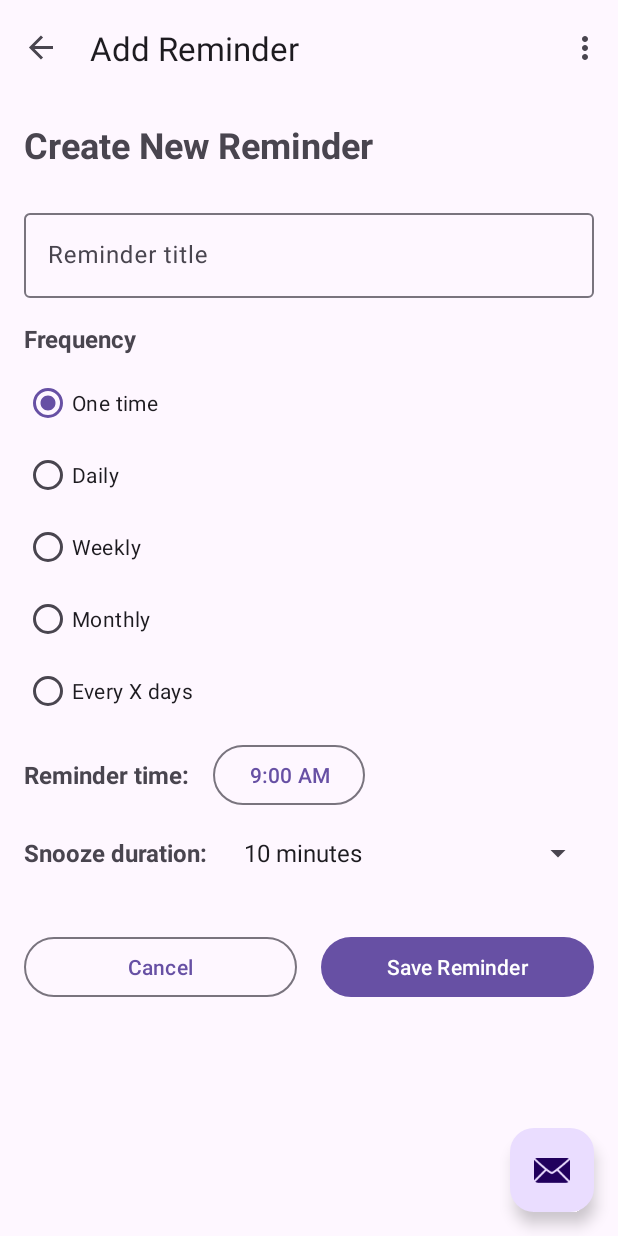
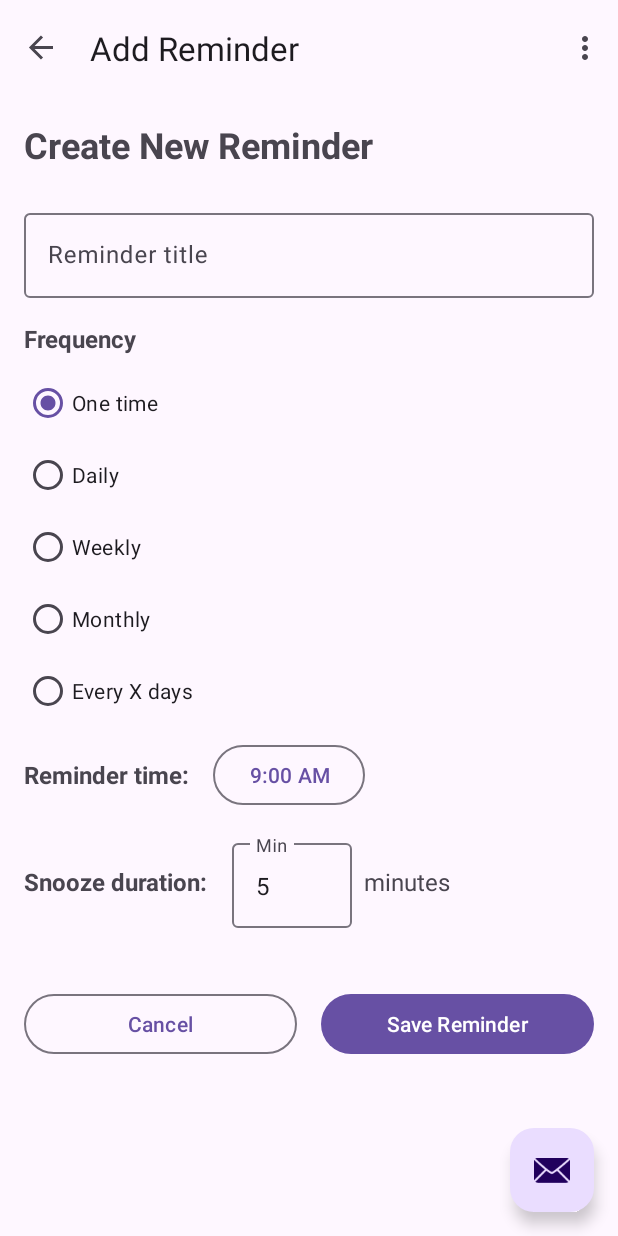
Before and after one commit to Achint-Agrawal/SimpleReminders, an Android app: the screen it shows after launch (MainActivity), after a tap on an icon or button, on a phone screen of 412 x 824 dp. Run offline under Robolectric (Android 15) with nearby library versions, the phone set to English and light mode, and no system bars; our stand-ins replace navigation-ui.

Commit message:
Update snooze functionality with custom input and app settings
- Change default snooze duration from 10 to 5 minutes
- Replace predefined snooze options with custom numeric input (1-999 minutes)
- Add SettingsActivity with preference screen for configuring default snooze duration
- Add SettingsManager to handle app preferences
- Remove SnoozeDuration enum in favor of flexible numeric input
- Update SecondFragment to use TextInputEditText for snooze duration
- Add settings menu navigation from MainActivity
- Update AndroidManifest.xml with new SettingsActivity
- Add androidx.preference.ktx dependency to build.gradle.kts
- Update REQUIREMENTS.md to reflect new snooze functionality requirements
- Update README.md to document custom snooze input and settings features

Features:
- Users can now input any snooze duration from 1 to 999 minutes
- App settings allow configuring default snooze duration
- Settings accessible via menu in main screen
- Validation ensures snooze duration is within valid range
- Backward compatibility maintained for existing reminders

```diff
--- a/app/build.gradle.kts
+++ b/app/build.gradle.kts
@@ -46,6 +46,7 @@ dependencies {
     implementation(libs.androidx.constraintlayout)
     implementation(libs.androidx.navigation.fragment.ktx)
     implementation(libs.androidx.navigation.ui.ktx)
+    implementation(libs.androidx.preference.ktx)
     implementation(libs.gson)
     testImplementation(libs.junit)
     androidTestImplementation(libs.androidx.junit)
--- a/app/src/main/AndroidManifest.xml
+++ b/app/src/main/AndroidManifest.xml
@@ -30,6 +30,12 @@
             </intent-filter>
         </activity>
 
+        <activity
+            android:name=".SettingsActivity"
+            android:exported="false"
+            android:parentActivityName=".MainActivity"
+            android:theme="@style/Theme.SimpleReminders" />
+
         <!-- Broadcast Receivers -->
         <receiver
             android:name=".ReminderBroadcastReceiver"
--- a/app/src/main/java/com/example/simplereminders/MainActivity.kt
+++ b/app/src/main/java/com/example/simplereminders/MainActivity.kt
@@ -1,6 +1,7 @@
 package com.example.simplereminders
 
 import android.Manifest
+import android.content.Intent
 import android.content.pm.PackageManager
 import android.os.Build
 import android.os.Bundle
@@ -65,7 +66,10 @@ class MainActivity : AppCompatActivity() {
         // automatically handle clicks on the Home/Up button, so long
         // as you specify a parent activity in AndroidManifest.xml.
         return when (item.itemId) {
-            R.id.action_settings -> true
+            R.id.action_settings -> {
+                startActivity(Intent(this, SettingsActivity::class.java))
+                true
+            }
             else -> super.onOptionsItemSelected(item)
         }
     }
--- a/app/src/main/java/com/example/simplereminders/Reminder.kt
+++ b/app/src/main/java/com/example/simplereminders/Reminder.kt
@@ -9,7 +9,7 @@ data class Reminder(
     val dayOfMonth: Int = 1, // Day of month for monthly reminders (1-31)
     val reminderHour: Int = 9, // Hour in 24-hour format (0-23)
     val reminderMinute: Int = 0, // Minute (0-59)
-    val snoozeDurationMinutes: Int = 10, // Default snooze duration in minutes
+    val snoozeDurationMinutes: Int = 5, // Default snooze duration in minutes
     val isActive: Boolean = true
 ) {
     // Helper function to format time for display
@@ -49,12 +49,3 @@ enum class DayOfWeek(val displayName: String) {
     SATURDAY("Sat"),
     SUNDAY("Sun")
 }
-
-enum class SnoozeDuration(val displayName: String, val minutes: Int) {
-    FIVE_MINUTES("5 minutes", 5),
-    TEN_MINUTES("10 minutes", 10),
-    FIFTEEN_MINUTES("15 minutes", 15),
-    THIRTY_MINUTES("30 minutes", 30),
-    ONE_HOUR("1 hour", 60),
-    TWO_HOURS("2 hours", 120)
-}
--- a/app/src/main/java/com/example/simplereminders/SecondFragment.kt
+++ b/app/src/main/java/com/example/simplereminders/SecondFragment.kt
@@ -6,7 +6,6 @@ import androidx.fragment.app.Fragment
 import android.view.LayoutInflater
 import android.view.View
 import android.view.ViewGroup
-import android.widget.ArrayAdapter
 import android.widget.CheckBox
 import android.widget.Toast
 import androidx.navigation.fragment.findNavController
@@ -21,6 +20,7 @@ class SecondFragment : Fragment() {
     private val binding get() = _binding!!
 
     private lateinit var reminderManager: ReminderManager
+    private lateinit var settingsManager: SettingsManager
     private var selectedHour = 9 // Default 9:00 AM
     private var selectedMinute = 0
     private var editingReminderId: Long = -1L // -1 means creating new reminder
@@ -38,6 +38,10 @@ class SecondFragment : Fragment() {
         super.onViewCreated(view, savedInstanceState)
 
         reminderManager = ReminderManager(requireContext())
+        settingsManager = SettingsManager(requireContext())
+
+        // Set default snooze duration from settings
+        binding.snoozeDurationInput.setText(settingsManager.getDefaultSnoozeDuration().toString())
 
         // Check if we're editing an existing reminder
         editingReminderId = arguments?.getLong("reminderId", -1L) ?: -1L
@@ -48,7 +52,6 @@ class SecondFragment : Fragment() {
 
         setupFrequencyRadioButtons()
         setupTimePickerButton()
-        setupSnoozeDurationSpinner()
         setupButtons()
         updateIntervalUnitText()
 
@@ -90,11 +93,7 @@ class SecondFragment : Fragment() {
             updateTimeButtonText()
 
             // Set snooze duration
-            val snoozeDurations = SnoozeDuration.values()
-            val snoozeIndex = snoozeDurations.indexOfFirst { it.minutes == reminder.snoozeDurationMinutes }
-            if (snoozeIndex != -1) {
-                binding.snoozeDurationSpinner.setSelection(snoozeIndex)
-            }
+            binding.snoozeDurationInput.setText(reminder.snoozeDurationMinutes.toString())
 
             // Set days of week
             reminder.daysOfWeek.forEach { day ->
@@ -180,23 +179,6 @@ class SecondFragment : Fragment() {
         binding.timePickerButton.text = String.format("%d:%02d %s", hour12, selectedMinute, amPm)
     }
 
-    private fun setupSnoozeDurationSpinner() {
-        val snoozeDurations = SnoozeDuration.values()
-        val adapter = ArrayAdapter(
-            requireContext(),
-            android.R.layout.simple_spinner_item,
-            snoozeDurations.map { it.displayName }
-        )
-        adapter.setDropDownViewResource(android.R.layout.simple_spinner_dropdown_item)
-        binding.snoozeDurationSpinner.adapter = adapter
-
-        // Set default selection (10 minutes)
-        val defaultIndex = snoozeDurations.indexOfFirst { it.minutes == 10 }
-        if (defaultIndex != -1) {
-            binding.snoozeDurationSpinner.setSelection(defaultIndex)
-        }
-    }
-
     private fun setupButtons() {
         binding.cancelButton.setOnClickListener {
             findNavController().navigateUp()
@@ -260,8 +242,14 @@ class SecondFragment : Fragment() {
             return
         }
 
-        // Get selected snooze duration
-        val selectedSnoozeDuration = SnoozeDuration.values()[binding.snoozeDurationSpinner.selectedItemPosition]
+        // Get and validate snooze duration
+        val snoozeDurationText = binding.snoozeDurationInput.text?.toString()?.trim()
+        val snoozeDuration = try {
+            snoozeDurationText?.toInt()?.coerceIn(1, 999) ?: settingsManager.getDefaultSnoozeDuration()
+        } catch (e: NumberFormatException) {
+            Toast.makeText(context, "Please enter a valid snooze duration (1-999 minutes)", Toast.LENGTH_SHORT).show()
+            return
+        }
 
         val reminder = Reminder(
             id = if (editingReminderId != -1L) editingReminderId else 0,
@@ -272,7 +260,7 @@ class SecondFragment : Fragment() {
             dayOfMonth = dayOfMonth,
             reminderHour = selectedHour,
             reminderMinute = selectedMinute,
-            snoozeDurationMinutes = selectedSnoozeDuration.minutes
+            snoozeDurationMinutes = snoozeDuration
         )
 
         if (editingReminderId != -1L) {
--- /dev/null
+++ b/app/src/main/java/com/example/simplereminders/SettingsManager.kt
@@ -0,0 +1,28 @@
+package com.example.simplereminders
+
+import android.content.Context
+import androidx.preference.PreferenceManager
+
+class SettingsManager(context: Context) {
+    private val prefs = PreferenceManager.getDefaultSharedPreferences(context)
+
+    companion object {
+        private const val DEFAULT_SNOOZE_DURATION_KEY = "default_snooze_duration"
+        private const val DEFAULT_SNOOZE_DURATION_VALUE = 5
+    }
+
+    fun getDefaultSnoozeDuration(): Int {
+        val value = prefs.getString(DEFAULT_SNOOZE_DURATION_KEY, DEFAULT_SNOOZE_DURATION_VALUE.toString())
+        return try {
+            value?.toInt()?.coerceIn(1, 999) ?: DEFAULT_SNOOZE_DURATION_VALUE
+        } catch (e: NumberFormatException) {
+            DEFAULT_SNOOZE_DURATION_VALUE
+        }
+    }
+
+    fun setDefaultSnoozeDuration(minutes: Int) {
+        prefs.edit()
+            .putString(DEFAULT_SNOOZE_DURATION_KEY, minutes.coerceIn(1, 999).toString())
+            .apply()
+    }
+}
--- a/app/src/main/res/layout/fragment_second.xml
+++ b/app/src/main/res/layout/fragment_second.xml
@@ -203,11 +203,26 @@
                 android:textStyle="bold"
                 android:layout_marginEnd="16dp" />
 
-            <Spinner
-                android:id="@+id/snooze_duration_spinner"
+            <com.google.android.material.textfield.TextInputLayout
+                android:layout_width="80dp"
+                android:layout_height="wrap_content"
+                android:layout_marginEnd="8dp"
+                android:hint="Min">
+
+                <com.google.android.material.textfield.TextInputEditText
+                    android:id="@+id/snooze_duration_input"
+                    android:layout_width="match_parent"
+                    android:layout_height="wrap_content"
+                    android:inputType="number"
+                    android:text="5" />
+
+            </com.google.android.material.textfield.TextInputLayout>
+
+            <TextView
                 android:layout_width="wrap_content"
                 android:layout_height="wrap_content"
-                android:layout_weight="1" />
+                android:text="minutes"
+                android:textSize="16sp" />
 
         </LinearLayout>
 
--- a/gradle/libs.versions.toml
+++ b/gradle/libs.versions.toml
@@ -10,6 +10,7 @@ material = "1.10.0"
 constraintlayout = "2.1.4"
 navigationFragmentKtx = "2.6.0"
 navigationUiKtx = "2.6.0"
+preferenceKtx = "1.2.1"
 gson = "2.10.1"
 
 [libraries]
@@ -22,6 +23,7 @@ material = { group = "com.google.android.material", name = "material", version.r
 androidx-constraintlayout = { group = "androidx.constraintlayout", name = "constraintlayout", version.ref = "constraintlayout" }
 androidx-navigation-fragment-ktx = { group = "androidx.navigation", name = "navigation-fragment-ktx", version.ref = "navigationFragmentKtx" }
 androidx-navigation-ui-ktx = { group = "androidx.navigation", name = "navigation-ui-ktx", version.ref = "navigationUiKtx" }
+androidx-preference-ktx = { group = "androidx.preference", name = "preference-ktx", version.ref = "preferenceKtx" }
 gson = { group = "com.google.code.gson", name = "gson", version.ref = "gson" }
 
 [plugins]
```
Also changed, not shown: app/src/main/java/com/example/simplereminders/SettingsActivity.kt (added, +34 -0 lines), app/src/main/res/layout/activity_settings.xml (added, +12 -0 lines), app/src/main/res/xml/preferences.xml (added, +19 -0 lines), 2 other files.
